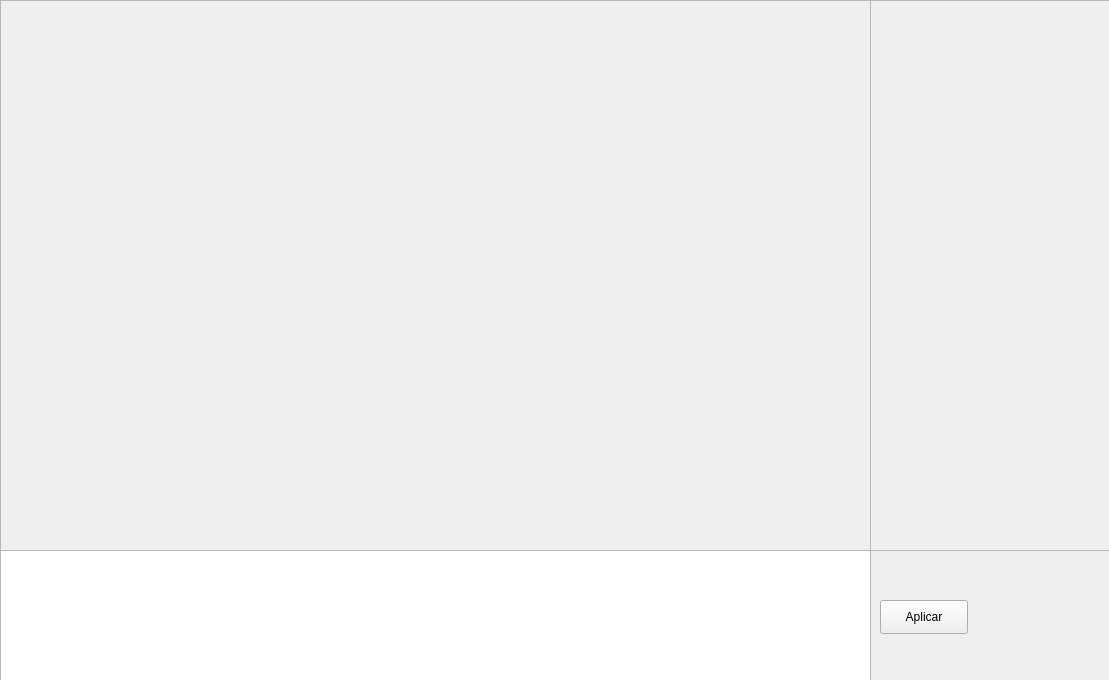
Above: Arbol/ventanainicio.ui from Yeferal/ArbolPID before the change. Below: the same form after it.
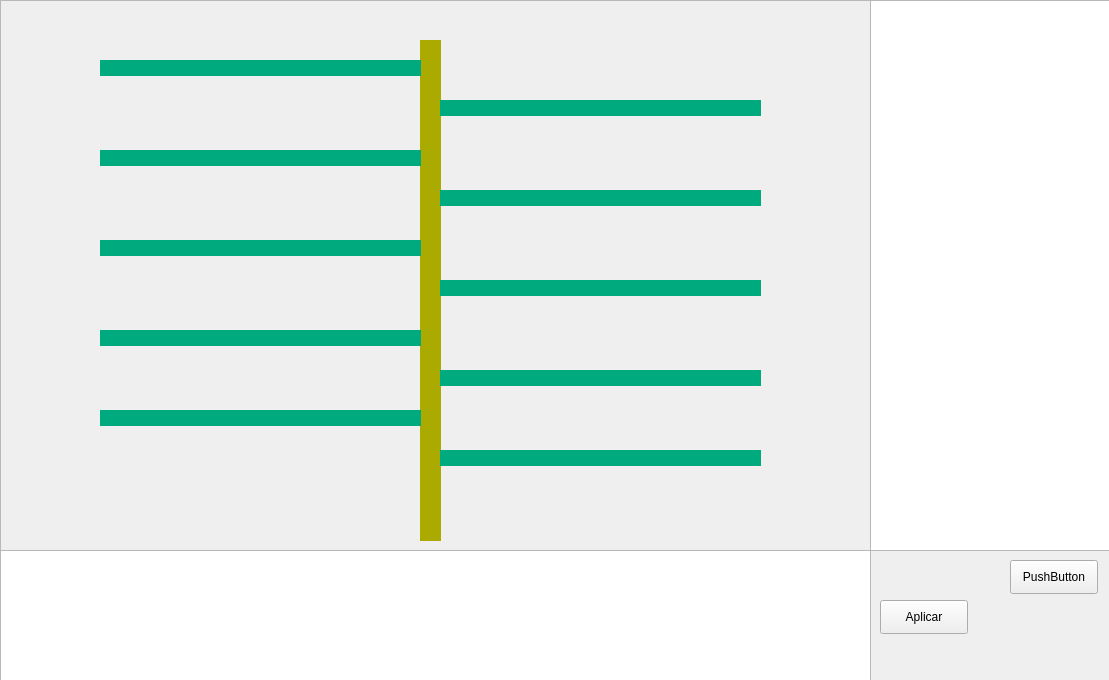
That is the form after the change.

```diff
--- a/Arbol/ventanainicio.ui
+++ b/Arbol/ventanainicio.ui
@@ -45,7 +45,7 @@
     <property name="geometry">
      <rect>
       <x>0</x>
-      <y>0</y>
+      <y>10</y>
       <width>861</width>
       <height>541</height>
      </rect>
@@ -59,7 +59,7 @@
    </widget>
    <widget class="QTextEdit" name="textEditInfo">
     <property name="enabled">
-     <bool>false</bool>
+     <bool>true</bool>
     </property>
     <property name="geometry">
      <rect>
@@ -83,6 +83,687 @@
      <string>Aplicar</string>
     </property>
    </widget>
+   <widget class="QLabel" name="labelTronco">
+    <property name="geometry">
+     <rect>
+      <x>420</x>
+      <y>40</y>
+      <width>21</width>
+      <height>501</height>
+     </rect>
+    </property>
+    <property name="palette">
+     <palette>
+      <active>
+       <colorrole role="WindowText">
+        <brush brushstyle="SolidPattern">
+         <color alpha="255">
+          <red>0</red>
+          <green>0</green>
+          <blue>0</blue>
+         </color>
+        </brush>
+       </colorrole>
+       <colorrole role="Button">
+        <brush brushstyle="SolidPattern">
+         <color alpha="255">
+          <red>170</red>
+          <green>170</green>
+          <blue>0</blue>
+         </color>
+        </brush>
+       </colorrole>
+       <colorrole role="Light">
+        <brush brushstyle="SolidPattern">
+         <color alpha="255">
+          <red>255</red>
+          <green>255</green>
+          <blue>0</blue>
+         </color>
+        </brush>
+       </colorrole>
+       <colorrole role="Midlight">
+        <brush brushstyle="SolidPattern">
+         <color alpha="255">
+          <red>212</red>
+          <green>212</green>
+          <blue>0</blue>
+         </color>
+        </brush>
+       </colorrole>
+       <colorrole role="Dark">
+        <brush brushstyle="SolidPattern">
+         <color alpha="255">
+          <red>85</red>
+          <green>85</green>
+          <blue>0</blue>
+         </color>
+        </brush>
+       </colorrole>
+       <colorrole role="Mid">
+        <brush brushstyle="SolidPattern">
+         <color alpha="255">
+          <red>113</red>
+          <green>113</green>
+          <blue>0</blue>
+         </color>
+        </brush>
+       </colorrole>
+       <colorrole role="Text">
+        <brush brushstyle="SolidPattern">
+         <color alpha="255">
+          <red>0</red>
+          <green>0</green>
+          <blue>0</blue>
+         </color>
+        </brush>
+       </colorrole>
+       <colorrole role="BrightText">
+        <brush brushstyle="SolidPattern">
+         <color alpha="255">
+          <red>255</red>
+          <green>255</green>
+          <blue>255</blue>
+         </color>
+        </brush>
+       </colorrole>
+       <colorrole role="ButtonText">
+        <brush brushstyle="SolidPattern">
+         <color alpha="255">
+          <red>0</red>
+          <green>0</green>
+          <blue>0</blue>
+         </color>
+        </brush>
+       </colorrole>
+       <colorrole role="Base">
+        <brush brushstyle="SolidPattern">
+         <color alpha="255">
+          <red>170</red>
+          <green>170</green>
+          <blue>0</blue>
+         </color>
+        </brush>
+       </colorrole>
+       <colorrole role="Window">
+        <brush brushstyle="SolidPattern">
+         <color alpha="255">
+          <red>170</red>
+          <green>170</green>
+          <blue>0</blue>
+         </color>
+        </brush>
+       </colorrole>
+       <colorrole role="Shadow">
+        <brush brushstyle="SolidPattern">
+         <color alpha="255">
+          <red>0</red>
+          <green>0</green>
+          <blue>0</blue>
+         </color>
+        </brush>
+       </colorrole>
+       <colorrole role="AlternateBase">
+        <brush brushstyle="SolidPattern">
+         <color alpha="255">
+          <red>212</red>
+          <green>212</green>
+          <blue>127</blue>
+         </color>
+        </brush>
+       </colorrole>
+       <colorrole role="ToolTipBase">
+        <brush brushstyle="SolidPattern">
+         <color alpha="255">
+          <red>255</red>
+          <green>255</green>
+          <blue>220</blue>
+         </color>
+        </brush>
+       </colorrole>
+       <colorrole role="ToolTipText">
+        <brush brushstyle="SolidPattern">
+         <color alpha="255">
+          <red>0</red>
+          <green>0</green>
+          <blue>0</blue>
+         </color>
+        </brush>
+       </colorrole>
+       <colorrole role="PlaceholderText">
+        <brush brushstyle="SolidPattern">
+         <color alpha="128">
+          <red>0</red>
+          <green>0</green>
+          <blue>0</blue>
+         </color>
+        </brush>
+       </colorrole>
+      </active>
+      <inactive>
+       <colorrole role="WindowText">
+        <brush brushstyle="SolidPattern">
+         <color alpha="255">
+          <red>0</red>
+          <green>0</green>
+          <blue>0</blue>
+         </color>
+        </brush>
+       </colorrole>
+       <colorrole role="Button">
+        <brush brushstyle="SolidPattern">
+         <color alpha="255">
+          <red>170</red>
+          <green>170</green>
+          <blue>0</blue>
+         </color>
+        </brush>
+       </colorrole>
+       <colorrole role="Light">
+        <brush brushstyle="SolidPattern">
+         <color alpha="255">
+          <red>255</red>
+          <green>255</green>
+          <blue>0</blue>
+         </color>
+        </brush>
+       </colorrole>
+       <colorrole role="Midlight">
+        <brush brushstyle="SolidPattern">
+         <color alpha="255">
+          <red>212</red>
+          <green>212</green>
+          <blue>0</blue>
+         </color>
+        </brush>
+       </colorrole>
+       <colorrole role="Dark">
+        <brush brushstyle="SolidPattern">
+         <color alpha="255">
+          <red>85</red>
+          <green>85</green>
+          <blue>0</blue>
+         </color>
+        </brush>
+       </colorrole>
+       <colorrole role="Mid">
+        <brush brushstyle="SolidPattern">
+         <color alpha="255">
+          <red>113</red>
+          <green>113</green>
+          <blue>0</blue>
+         </color>
+        </brush>
+       </colorrole>
+       <colorrole role="Text">
+        <brush brushstyle="SolidPattern">
+         <color alpha="255">
+          <red>0</red>
+          <green>0</green>
+          <blue>0</blue>
+         </color>
+        </brush>
+       </colorrole>
+       <colorrole role="BrightText">
+        <brush brushstyle="SolidPattern">
+         <color alpha="255">
+          <red>255</red>
+          <green>255</green>
+          <blue>255</blue>
+         </color>
+        </brush>
+       </colorrole>
+       <colorrole role="ButtonText">
+        <brush brushstyle="SolidPattern">
+         <color alpha="255">
+          <red>0</red>
+          <green>0</green>
+          <blue>0</blue>
+         </color>
+        </brush>
+       </colorrole>
+       <colorrole role="Base">
+        <brush brushstyle="SolidPattern">
+         <color alpha="255">
+          <red>170</red>
+          <green>170</green>
+          <blue>0</blue>
+         </color>
+        </brush>
+       </colorrole>
+       <colorrole role="Window">
+        <brush brushstyle="SolidPattern">
+         <color alpha="255">
+          <red>170</red>
+          <green>170</green>
+          <blue>0</blue>
+         </color>
+        </brush>
+       </colorrole>
+       <colorrole role="Shadow">
+        <brush brushstyle="SolidPattern">
+         <color alpha="255">
+          <red>0</red>
+          <green>0</green>
+          <blue>0</blue>
+         </color>
+        </brush>
+       </colorrole>
+       <colorrole role="AlternateBase">
+        <brush brushstyle="SolidPattern">
+         <color alpha="255">
+          <red>212</red>
+          <green>212</green>
+          <blue>127</blue>
+         </color>
+        </brush>
+       </colorrole>
+       <colorrole role="ToolTipBase">
+        <brush brushstyle="SolidPattern">
+         <color alpha="255">
+          <red>255</red>
+          <green>255</green>
+          <blue>220</blue>
+         </color>
+        </brush>
+       </colorrole>
+       <colorrole role="ToolTipText">
+        <brush brushstyle="SolidPattern">
+         <color alpha="255">
+          <red>0</red>
+          <green>0</green>
+          <blue>0</blue>
+         </color>
+        </brush>
+       </colorrole>
+       <colorrole role="PlaceholderText">
+        <brush brushstyle="SolidPattern">
+         <color alpha="128">
+          <red>0</red>
+          <green>0</green>
+          <blue>0</blue>
+         </color>
+        </brush>
+       </colorrole>
+      </inactive>
+      <disabled>
+       <colorrole role="WindowText">
+        <brush brushstyle="SolidPattern">
+         <color alpha="255">
+          <red>85</red>
+          <green>85</green>
+          <blue>0</blue>
+         </color>
+        </brush>
+       </colorrole>
+       <colorrole role="Button">
+        <brush brushstyle="SolidPattern">
+         <color alpha="255">
+          <red>170</red>
+          <green>170</green>
+          <blue>0</blue>
+         </color>
+        </brush>
+       </colorrole>
+       <colorrole role="Light">
+        <brush brushstyle="SolidPattern">
+         <color alpha="255">
+          <red>255</red>
+          <green>255</green>
+          <blue>0</blue>
+         </color>
+        </brush>
+       </colorrole>
+       <colorrole role="Midlight">
+        <brush brushstyle="SolidPattern">
+         <color alpha="255">
+          <red>212</red>
+          <green>212</green>
+          <blue>0</blue>
+         </color>
+        </brush>
+       </colorrole>
+       <colorrole role="Dark">
+        <brush brushstyle="SolidPattern">
+         <color alpha="255">
+          <red>85</red>
+          <green>85</green>
+          <blue>0</blue>
+         </color>
+        </brush>
+       </colorrole>
+       <colorrole role="Mid">
+        <brush brushstyle="SolidPattern">
+         <color alpha="255">
+          <red>113</red>
+          <green>113</green>
+          <blue>0</blue>
+         </color>
+        </brush>
+       </colorrole>
+       <colorrole role="Text">
+        <brush brushstyle="SolidPattern">
+         <color alpha="255">
+          <red>85</red>
+          <green>85</green>
+          <blue>0</blue>
+         </color>
+        </brush>
+       </colorrole>
+       <colorrole role="BrightText">
+        <brush brushstyle="SolidPattern">
+         <color alpha="255">
+          <red>255</red>
+          <green>255</green>
+          <blue>255</blue>
+         </color>
+        </brush>
+       </colorrole>
+       <colorrole role="ButtonText">
+        <brush brushstyle="SolidPattern">
+         <color alpha="255">
+          <red>85</red>
+          <green>85</green>
+          <blue>0</blue>
+         </color>
+        </brush>
+       </colorrole>
+       <colorrole role="Base">
+        <brush brushstyle="SolidPattern">
+         <color alpha="255">
+          <red>170</red>
+          <green>170</green>
+          <blue>0</blue>
+         </color>
+        </brush>
+       </colorrole>
+       <colorrole role="Window">
+        <brush brushstyle="SolidPattern">
+         <color alpha="255">
+          <red>170</red>
+          <green>170</green>
+          <blue>0</blue>
+         </color>
+        </brush>
+       </colorrole>
+       <colorrole role="Shadow">
+        <brush brushstyle="SolidPattern">
+         <color alpha="255">
+          <red>0</red>
+          <green>0</green>
+          <blue>0</blue>
+         </color>
+        </brush>
+       </colorrole>
+       <colorrole role="AlternateBase">
+        <brush brushstyle="SolidPattern">
+         <color alpha="255">
+          <red>170</red>
+          <green>170</green>
+          <blue>0</blue>
+         </color>
+        </brush>
+       </colorrole>
+       <colorrole role="ToolTipBase">
+        <brush brushstyle="SolidPattern">
+         <color alpha="255">
+          <red>255</red>
+          <green>255</green>
+          <blue>220</blue>
+         </color>
+        </brush>
+       </colorrole>
+       <colorrole role="ToolTipText">
+        <brush brushstyle="SolidPattern">
+         <color alpha="255">
+          <red>0</red>
+          <green>0</green>
+          <blue>0</blue>
+         </color>
+        </brush>
+       </colorrole>
+       <colorrole role="PlaceholderText">
+        <brush brushstyle="SolidPattern">
+         <color alpha="128">
+          <red>0</red>
+          <green>0</green>
+          <blue>0</blue>
+         </color>
+        </brush>
+       </colorrole>
+      </disabled>
+     </palette>
+    </property>
+    <property name="styleSheet">
+     <string notr="true">background-color: rgb(170, 170, 0);</string>
+    </property>
+    <property name="text">
+     <string/>
+    </property>
+   </widget>
+   <widget class="QLabel" name="labelRama1">
+    <property name="geometry">
+     <rect>
+      <x>100</x>
+      <y>60</y>
+      <width>321</width>
+      <height>16</height>
+     </rect>
+    </property>
+    <property name="font">
+     <font>
+      <pointsize>6</pointsize>
+     </font>
+    </property>
+    <property name="styleSheet">
+     <string notr="true">background-color: rgb(0, 170, 127);</string>
+    </property>
+    <property name="text">
+     <string/>
+    </property>
+   </widget>
+   <widget class="QLabel" name="labelRama2">
+    <property name="geometry">
+     <rect>
+      <x>440</x>
+      <y>100</y>
+      <width>321</width>
+      <height>16</height>
+     </rect>
+    </property>
+    <property name="font">
+     <font>
+      <pointsize>6</pointsize>
+     </font>
+    </property>
+    <property name="styleSheet">
+     <string notr="true">background-color: rgb(0, 170, 127);</string>
+    </property>
+    <property name="text">
+     <string/>
+    </property>
+   </widget>
+   <widget class="QLabel" name="labelRama3">
+    <property name="geometry">
+     <rect>
+      <x>100</x>
+      <y>150</y>
+      <width>321</width>
+      <height>16</height>
+     </rect>
+    </property>
+    <property name="font">
+     <font>
+      <pointsize>6</pointsize>
+     </font>
+    </property>
+    <property name="styleSheet">
+     <string notr="true">background-color: rgb(0, 170, 127);</string>
+    </property>
+    <property name="text">
+     <string/>
+    </property>
+   </widget>
+   <widget class="QLabel" name="labelRama4">
+    <property name="geometry">
+     <rect>
+      <x>440</x>
+      <y>190</y>
+      <width>321</width>
+      <height>16</height>
+     </rect>
+    </property>
+    <property name="font">
+     <font>
+      <pointsize>6</pointsize>
+     </font>
+    </property>
+    <property name="styleSheet">
+     <string notr="true">background-color: rgb(0, 170, 127);</string>
+    </property>
+    <property name="text">
+     <string/>
+    </property>
+   </widget>
+   <widget class="QLabel" name="labelRama5">
+    <property name="geometry">
+     <rect>
+      <x>100</x>
+      <y>240</y>
+      <width>321</width>
+      <height>16</height>
+     </rect>
+    </property>
+    <property name="font">
+     <font>
+      <pointsize>6</pointsize>
+     </font>
+    </property>
+    <property name="styleSheet">
+     <string notr="true">background-color: rgb(0, 170, 127);</string>
+    </property>
+    <property name="text">
+     <string/>
+    </property>
+   </widget>
+   <widget class="QLabel" name="labelRama6">
+    <property name="geometry">
+     <rect>
+      <x>440</x>
+      <y>280</y>
+      <width>321</width>
+      <height>16</height>
+     </rect>
+    </property>
+    <property name="font">
+     <font>
+      <pointsize>6</pointsize>
+     </font>
+    </property>
+    <property name="styleSheet">
+     <string notr="true">background-color: rgb(0, 170, 127);</string>
+    </property>
+    <property name="text">
+     <string/>
+    </property>
+   </widget>
+   <widget class="QLabel" name="labelRama7">
+    <property name="geometry">
+     <rect>
+      <x>100</x>
+      <y>330</y>
+      <width>321</width>
+      <height>16</height>
+     </rect>
+    </property>
+    <property name="font">
+     <font>
+      <pointsize>6</pointsize>
+     </font>
+    </property>
+    <property name="styleSheet">
+     <string notr="true">background-color: rgb(0, 170, 127);</string>
+    </property>
+    <property name="text">
+     <string/>
+    </property>
+   </widget>
+   <widget class="QLabel" name="labelRama8">
+    <property name="geometry">
+     <rect>
+      <x>440</x>
+      <y>370</y>
+      <width>321</width>
+      <height>16</height>
+     </rect>
+    </property>
+    <property name="font">
+     <font>
+      <pointsize>6</pointsize>
+     </font>
+    </property>
+    <property name="styleSheet">
+     <string notr="true">background-color: rgb(0, 170, 127);</string>
+    </property>
+    <property name="text">
+     <string/>
+    </property>
+   </widget>
+   <widget class="QLabel" name="labelRama9">
+    <property name="geometry">
+     <rect>
+      <x>100</x>
+      <y>410</y>
+      <width>321</width>
+      <height>16</height>
+     </rect>
+    </property>
+    <property name="font">
+     <font>
+      <pointsize>6</pointsize>
+     </font>
+    </property>
+    <property name="styleSheet">
+     <string notr="true">background-color: rgb(0, 170, 127);</string>
+    </property>
+    <property name="text">
+     <string/>
+    </property>
+   </widget>
+   <widget class="QLabel" name="labelRama10">
+    <property name="geometry">
+     <rect>
+      <x>440</x>
+      <y>450</y>
+      <width>321</width>
+      <height>16</height>
+     </rect>
+    </property>
+    <property name="font">
+     <font>
+      <pointsize>6</pointsize>
+     </font>
+    </property>
+    <property name="styleSheet">
+     <string notr="true">background-color: rgb(0, 170, 127);</string>
+    </property>
+    <property name="text">
+     <string/>
+    </property>
+   </widget>
+   <widget class="QPushButton" name="pushButton">
+    <property name="geometry">
+     <rect>
+      <x>1010</x>
+      <y>560</y>
+      <width>88</width>
+      <height>34</height>
+     </rect>
+    </property>
+    <property name="text">
+     <string>PushButton</string>
+    </property>
+   </widget>
   </widget>
  </widget>
  <resources/>
```
